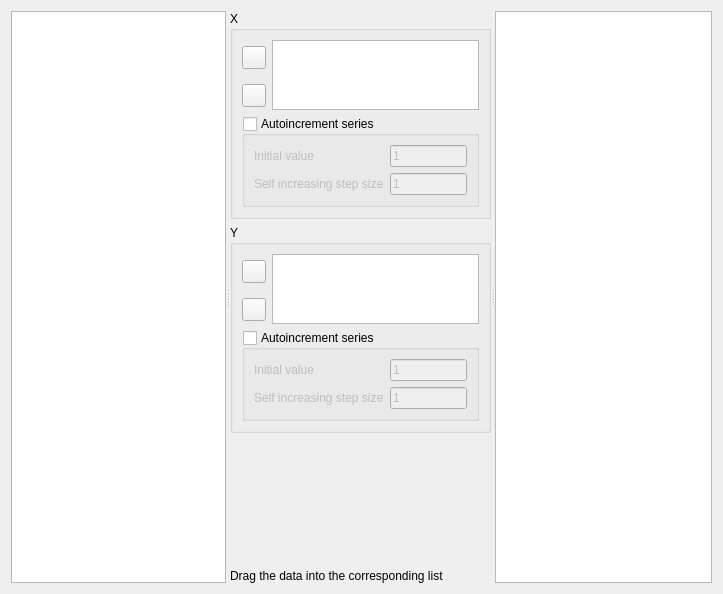
This is src/DAGui/DAChartAddXYSeriesWidget.ui in czyt1988/data-workbench as Qt 5 draws it before an edit. The edited form follows.
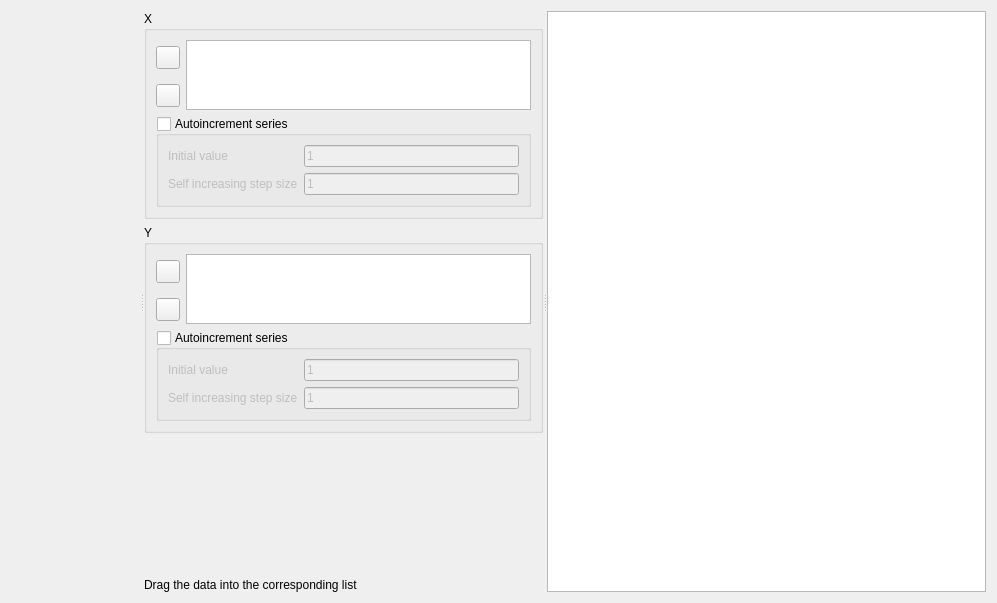
This is the edited form. Icons and pictures are not drawn. Custom widgets are drawn as their Qt base class.

The edit to the form file:
```diff
--- a/src/DAGui/DAChartAddXYSeriesWidget.ui
+++ b/src/DAGui/DAChartAddXYSeriesWidget.ui
@@ -6,8 +6,8 @@
    <rect>
     <x>0</x>
     <y>0</y>
-    <width>723</width>
-    <height>594</height>
+    <width>997</width>
+    <height>603</height>
    </rect>
   </property>
   <property name="windowTitle">
@@ -23,8 +23,8 @@
       <property name="orientation">
        <enum>Qt::Orientation::Horizontal</enum>
       </property>
-      <widget class="QTreeView" name="treeView"/>
-      <widget class="QWidget" name="">
+      <widget class="DA::DADataManagerTreeWidget" name="dataManagerWidget" native="true"/>
+      <widget class="QWidget" name="layoutWidget">
        <layout class="QVBoxLayout" name="verticalLayout">
         <item>
          <widget class="DA::DACollapsibleGroupBox" name="groupBoxX">
@@ -43,7 +43,7 @@
             </widget>
            </item>
            <item row="0" column="1" rowspan="2">
-            <widget class="QListView" name="listView_2"/>
+            <widget class="DA::DAPySeriesListView" name="listViewX"/>
            </item>
            <item row="1" column="0">
             <widget class="QToolButton" name="toolButtonRemoveFromX">
@@ -118,7 +118,7 @@
             </widget>
            </item>
            <item row="0" column="1" rowspan="2">
-            <widget class="QListView" name="listView"/>
+            <widget class="DA::DAPySeriesListView" name="listViewY"/>
            </item>
            <item row="1" column="0">
             <widget class="QToolButton" name="toolButtonRemoveFromY">
@@ -216,6 +216,17 @@
    <extends>QTableView</extends>
    <header>DAPySeriesTableView.h</header>
   </customwidget>
+  <customwidget>
+   <class>DA::DAPySeriesListView</class>
+   <extends>QListView</extends>
+   <header>DAPySeriesListView.h</header>
+  </customwidget>
+  <customwidget>
+   <class>DA::DADataManagerTreeWidget</class>
+   <extends>QWidget</extends>
+   <header>DADataManagerTreeWidget.h</header>
+   <container>1</container>
+  </customwidget>
  </customwidgets>
  <resources/>
  <connections>
```
Left out of the diff: 24 changed lines with no effect on the pictures.
